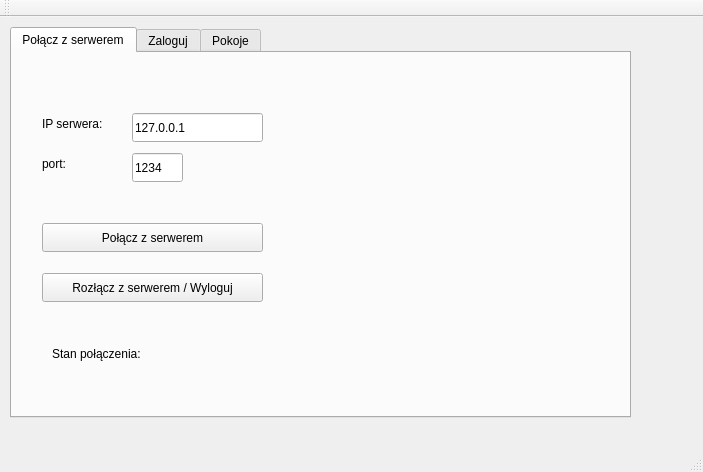
oliwiam96/IRC-chat, file SK_irc/mainwindow.ui: the form before one commit.
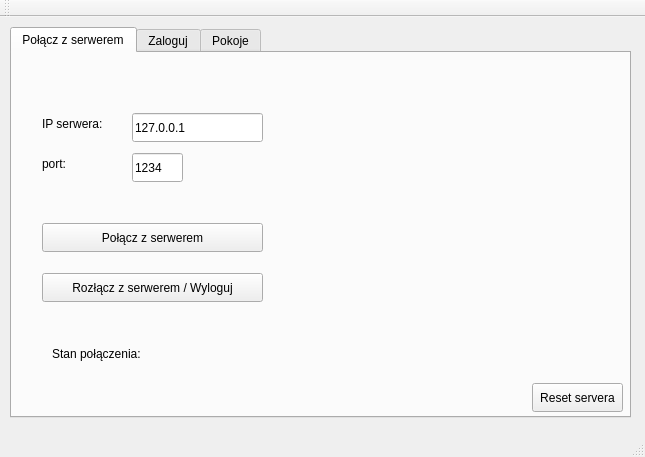
The form after the commit.

Diff of the .ui file:
```diff
--- a/SK_irc/mainwindow.ui
+++ b/SK_irc/mainwindow.ui
@@ -6,8 +6,8 @@
    <rect>
     <x>0</x>
     <y>0</y>
-    <width>703</width>
-    <height>472</height>
+    <width>645</width>
+    <height>457</height>
    </rect>
   </property>
   <property name="windowTitle">
@@ -124,6 +124,19 @@
        <string>port:</string>
       </property>
      </widget>
+     <widget class="QPushButton" name="pushButton_close">
+      <property name="geometry">
+       <rect>
+        <x>520</x>
+        <y>330</y>
+        <width>91</width>
+        <height>29</height>
+       </rect>
+      </property>
+      <property name="text">
+       <string>Reset servera</string>
+      </property>
+     </widget>
     </widget>
     <widget class="QWidget" name="tab_login">
      <attribute name="title">
```
Left out of the diff: 2 changed lines with no effect on the pictures.
